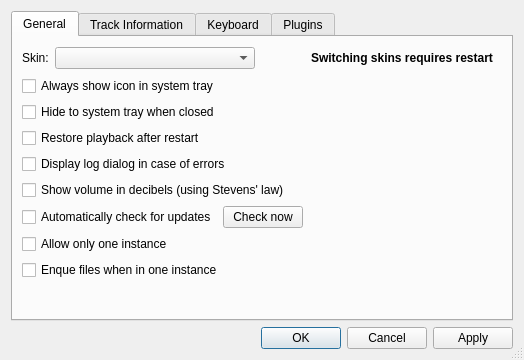
Before: the Qt Designer form src/preferencesDialog.ui in nulloy/nulloy, drawn with Qt 5.
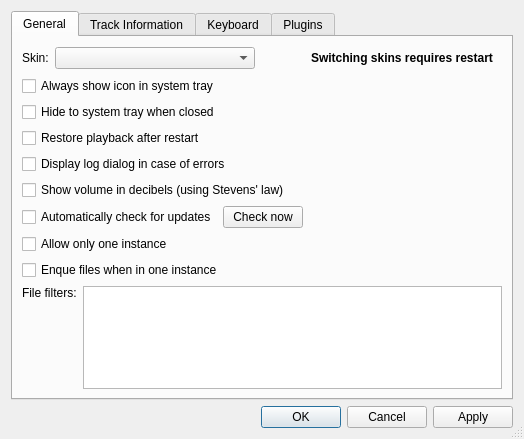
After: the same form once the commit is applied. Custom widgets are drawn as their Qt base class.

Commit message: file filters implemented

```diff
--- a/src/preferencesDialog.ui
+++ b/src/preferencesDialog.ui
@@ -7,7 +7,7 @@
     <x>0</x>
     <y>0</y>
     <width>524</width>
-    <height>360</height>
+    <height>439</height>
    </rect>
   </property>
   <property name="windowTitle">
@@ -202,6 +202,37 @@
          </property>
         </widget>
        </item>
+       <item>
+        <layout class="QHBoxLayout" name="horizontalLayout_4">
+         <item>
+          <layout class="QVBoxLayout" name="verticalLayout_8">
+           <item>
+            <widget class="QLabel" name="fileFiltersLabel">
+             <property name="text">
+              <string>File filters:</string>
+             </property>
+            </widget>
+           </item>
+           <item>
+            <spacer name="verticalSpacer_4">
+             <property name="orientation">
+              <enum>Qt::Vertical</enum>
+             </property>
+             <property name="sizeHint" stdset="0">
+              <size>
+               <width>20</width>
+               <height>40</height>
+              </size>
+             </property>
+            </spacer>
+           </item>
+          </layout>
+         </item>
+         <item>
+          <widget class="QPlainTextEdit" name="fileFiltersTextEdit"/>
+         </item>
+        </layout>
+       </item>
        <item>
         <spacer name="verticalSpacer">
          <property name="orientation">
```
Left out of the diff: 2 changed lines with no effect on the pictures. The commit also changes 7 other files.
